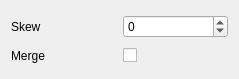
Qt form src/widget/animation/waveanimationcontrolwidget.ui (8bitbuddhist/PixelMaestro-Studio) before a commit.
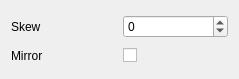
The same form after that commit.

Commit message: Changed next release version to 0.20. WaveAnimation - Changed `merge` to `mirror`.

The edit to the form file:
```diff
--- a/src/widget/animation/waveanimationcontrolwidget.ui
+++ b/src/widget/animation/waveanimationcontrolwidget.ui
@@ -47,7 +47,7 @@
    <item row="1" column="0">
     <widget class="QLabel" name="mergeLabel">
      <property name="text">
-      <string>Merge</string>
+      <string>Mirror</string>
      </property>
     </widget>
    </item>
```
Left out of the diff: 6 changed lines with no effect on the pictures. The commit also changes 6 other files.
